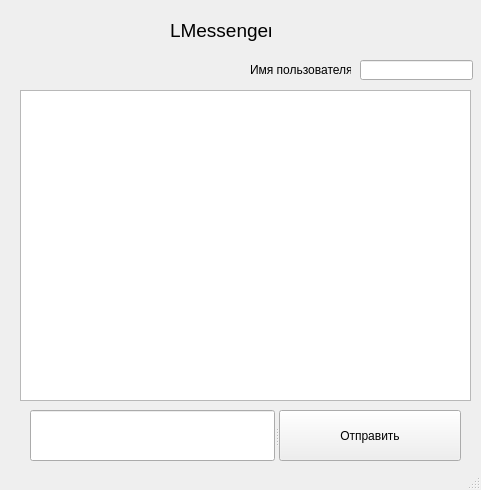
This is StartBARv2.ui in vladgnez0/LMesssenger as Qt 5 draws it before an edit. The edited form follows.
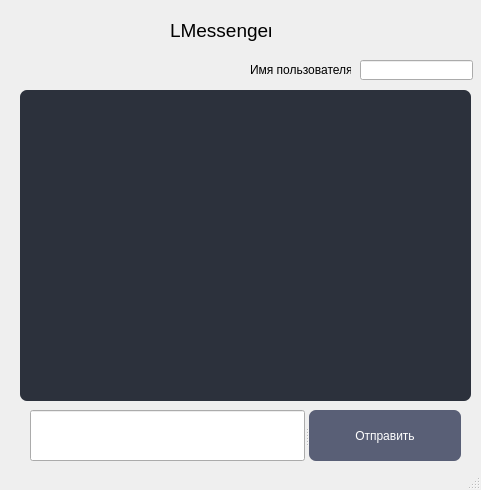
This is the edited form.

Patch:
```diff
--- a/StartBARv2.ui
+++ b/StartBARv2.ui
@@ -41,6 +41,12 @@
       <height>311</height>
      </rect>
     </property>
+    <property name="styleSheet">
+     <string notr="true">color: white;
+border-radius: 7px;
+background-color: #2C313C;
+</string>
+    </property>
    </widget>
    <widget class="QLineEdit" name="lineEdit">
     <property name="geometry">
@@ -77,8 +83,27 @@
     <property name="orientation">
      <enum>Qt::Horizontal</enum>
     </property>
-    <widget class="QLineEdit" name="textEdit"/>
+    <widget class="QLineEdit" name="textEdit">
+     <property name="styleSheet">
+      <string notr="true"/>
+     </property>
+    </widget>
     <widget class="QPushButton" name="pushButton">
+     <property name="styleSheet">
+      <string notr="true">QPushButton{
+	color: white;
+	border-radius: 7px;
+	background-color: #595F76;
+}
+
+QPushButton:hover{
+	background-color: #50566E;
+}
+
+QPushButton:pressed{
+	background-color: #434965;
+}</string>
+     </property>
      <property name="text">
       <string>Отправить</string>
      </property>
```
